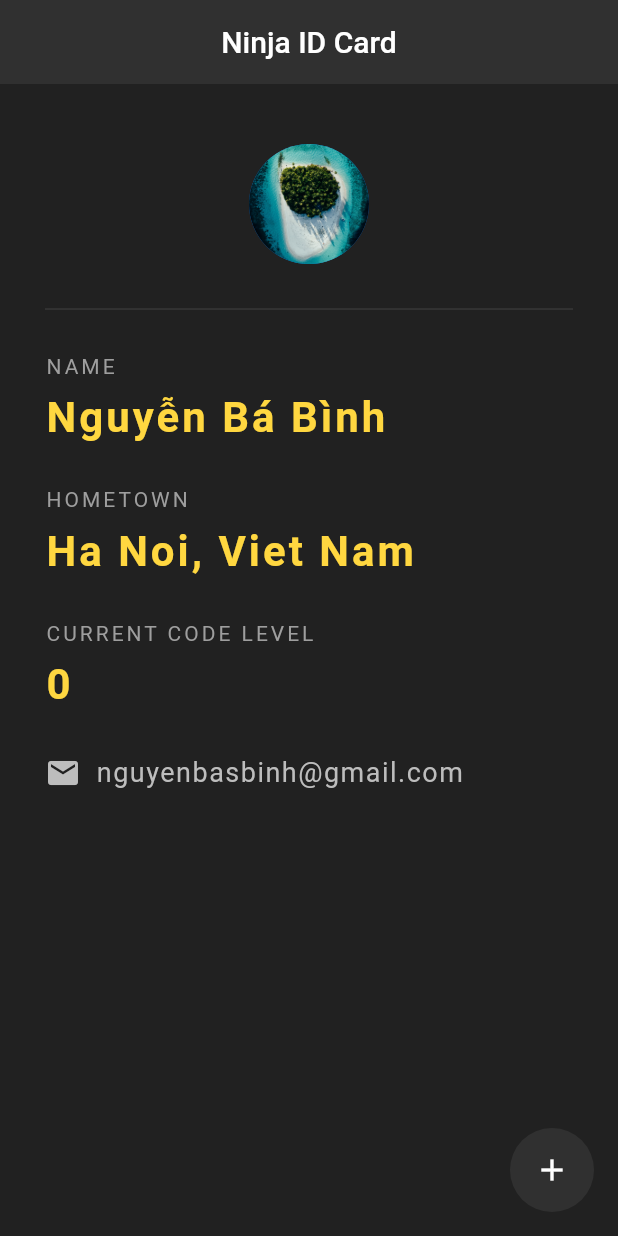
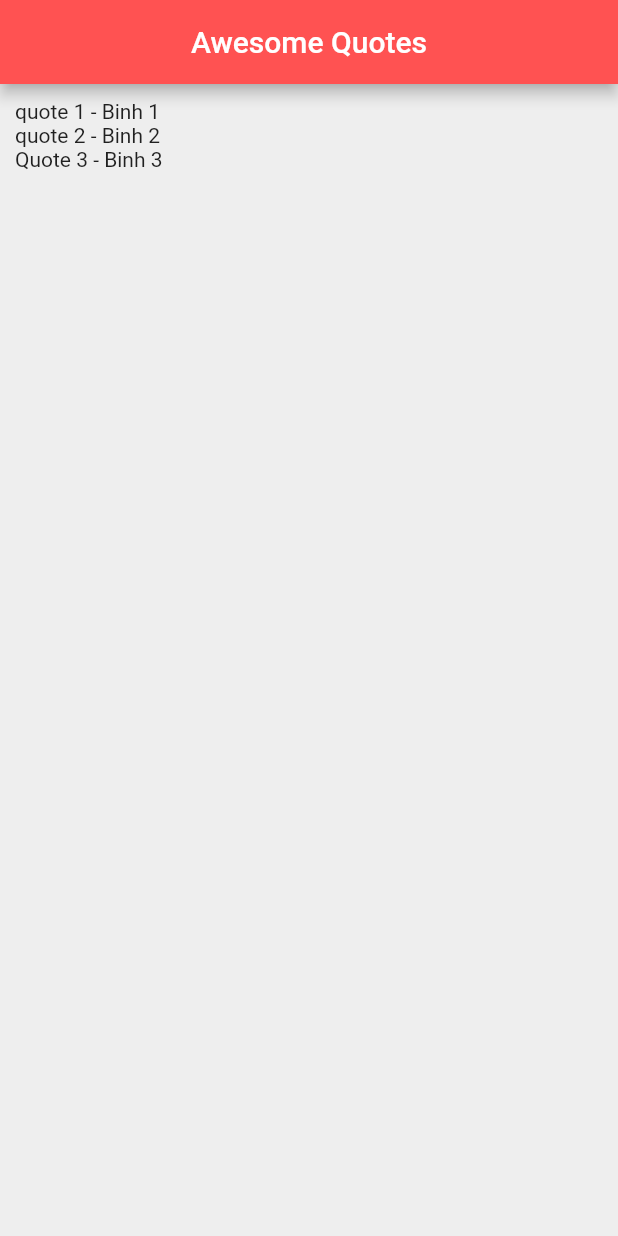
Before and after one commit to BinhT1/Flutter-fundamental, a Flutter app: the screen it shows after launch, on a phone screen of 412 x 824 dp. Run offline on Flutter 3.47's test engine with Material 2 defaults, Android fonts, the phone set to English and light mode, and no system bars.

Commit message:
ListView & Class

```diff
--- a/lib/main.dart
+++ b/lib/main.dart
@@ -1,126 +1,38 @@
 import 'package:flutter/material.dart';
+import 'quote.dart';
 
 void main() => runApp(MaterialApp(
-      home: NewCard(),
+      home: QuoteList(),
     ));
 
-class NewCard extends StatefulWidget {
+class QuoteList extends StatefulWidget {
+  const QuoteList({Key? key}) : super(key: key);
+
   @override
-  State<NewCard> createState() => _NewCardState();
+  _QuoteListState createState() => _QuoteListState();
 }
 
-class _NewCardState extends State<NewCard> {
-  int codeLevel = 0;
+class _QuoteListState extends State<QuoteList> {
+  List<Quote> quotes = [
+    Quote(text: "quote 1", author: "Binh 1"),
+    Quote(text: "quote 2", author: "Binh 2"),
+    Quote(text: "Quote 3", author: "Binh 3")
+  ];
 
   @override
   Widget build(BuildContext context) {
     return Scaffold(
-      backgroundColor: Colors.grey[900],
-      appBar: AppBar(
-        title: Text('Ninja ID Card'),
-        centerTitle: true,
-        backgroundColor: Colors.grey[850],
-        elevation: 0.0,
-      ),
-      floatingActionButton: FloatingActionButton(
-        onPressed: () {
-          setState(() {
-            codeLevel += 1;
-          });
-        },
-        child: Icon(Icons.add),
-        backgroundColor: Colors.grey[850],
-        elevation: 0.0,
-      ),
-      body: Padding(
-        padding: const EdgeInsets.fromLTRB(30.0, 40.0, 30.0, 0),
-        child: Column(
-          crossAxisAlignment: CrossAxisAlignment.start,
-          children: <Widget>[
-            Center(
-              child: CircleAvatar(
-                radius: 40.0,
-                backgroundImage: AssetImage('assets/img1.jpg'),
-              ),
-            ),
-            Divider(
-              color: Colors.grey[800],
-              height: 60.0,
-            ),
-            Text(
-              'NAME',
-              style: TextStyle(
-                color: Colors.grey,
-                letterSpacing: 2.0,
-              ),
-            ),
-            SizedBox(height: 10.0),
-            Text(
-              'Nguyễn Bá Bình',
-              style: TextStyle(
-                color: Colors.amberAccent[200],
-                fontWeight: FontWeight.bold,
-                fontSize: 28.0,
-                letterSpacing: 2.0,
-              ),
-            ),
-            SizedBox(height: 30.0),
-            Text(
-              'HOMETOWN',
-              style: TextStyle(
-                color: Colors.grey,
-                letterSpacing: 2.0,
-              ),
-            ),
-            SizedBox(height: 10.0),
-            Text(
-              'Ha Noi, Viet Nam',
-              style: TextStyle(
-                color: Colors.amberAccent[200],
-                fontWeight: FontWeight.bold,
-                fontSize: 28.0,
-                letterSpacing: 2.0,
-              ),
-            ),
-            SizedBox(height: 30.0),
-            Text(
-              'CURRENT CODE LEVEL',
-              style: TextStyle(
-                color: Colors.grey,
-                letterSpacing: 2.0,
-              ),
-            ),
-            SizedBox(height: 10.0),
-            Text(
-              '$codeLevel',
-              style: TextStyle(
-                color: Colors.amberAccent[200],
-                fontWeight: FontWeight.bold,
-                fontSize: 28.0,
-                letterSpacing: 2.0,
-              ),
-            ),
-            SizedBox(height: 30.0),
-            Row(
-              children: <Widget>[
-                Icon(
-                  Icons.email,
-                  color: Colors.grey[400],
-                ),
-                SizedBox(width: 10.0),
-                Text(
-                  "nguyenbasbinh@gmail.com",
-                  style: TextStyle(
-                    color: Colors.grey[400],
-                    fontSize: 18.0,
-                    letterSpacing: 1.0,
-                  ),
-                )
-              ],
-            ),
-          ],
+        backgroundColor: Colors.grey[200],
+        appBar: AppBar(
+          title: Text('Awesome Quotes'),
+          centerTitle: true,
+          backgroundColor: Colors.redAccent,
         ),
-      ),
-    );
+        body: ListView.builder(
+            padding: const EdgeInsets.all(10),
+            itemCount: quotes.length,
+            itemBuilder: (context, index) {
+              return Text('${quotes[index].text} - ${quotes[index].author}');
+            }));
   }
 }
--- /dev/null
+++ b/lib/quote.dart
@@ -0,0 +1,10 @@
+import 'package:flutter/material.dart';
+
+class Quote {
+  String text = "";
+  String author = "";
+
+  Quote({required this.text, required this.author});
+}
+
+Quote myQuote = Quote(text: "this is a quote text", author: "Binh Boong");
```
